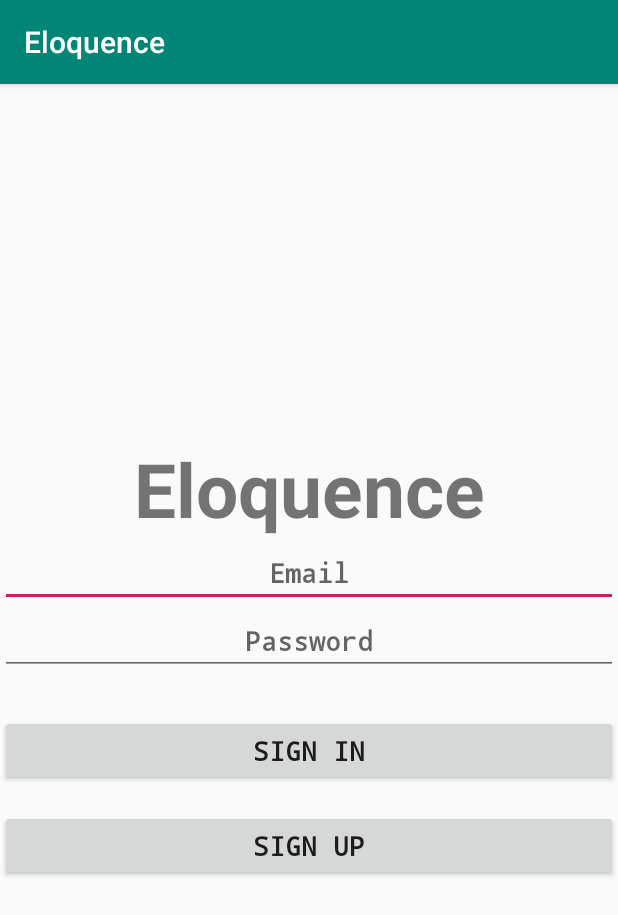
After one commit to mie324/Eloquence, an Android app: the SignIn screen opened directly, with no data from a screen before it, on a phone screen of 412 x 824 dp. The commit adds this screen. Shown: the top 915 px of the screen. Run offline under Robolectric (Android 15) with nearby library versions, the phone set to English and light mode, and no system bars; our stand-ins replace Firebase (no records; nobody signed in at launch, a user with empty details on screens opened directly).

Commit message:
Login Page Added

```diff
--- a/app/src/main/AndroidManifest.xml
+++ b/app/src/main/AndroidManifest.xml
@@ -18,6 +18,7 @@
                 <category android:name="android.intent.category.LAUNCHER" />
             </intent-filter>
         </activity>
+        <activity android:name=".SignUp" />
         <activity android:name=".SignIn"></activity>
     </application>
 
--- /dev/null
+++ b/app/src/main/java/com/example/urmi/eloquence/SignIn.java
@@ -0,0 +1,46 @@
+package com.example.urmi.eloquence;
+
+import android.support.v7.app.AppCompatActivity;
+import android.os.Bundle;
+import android.view.View;
+import android.widget.AutoCompleteTextView;
+import android.widget.Button;
+import android.widget.EditText;
+
+import com.google.firebase.auth.FirebaseAuth;
+
+public class SignIn extends AppCompatActivity {
+
+    private static final String TAG = "Sign In";
+    String email;
+    String password;
+
+    // UI references.
+    private AutoCompleteTextView mEmailView;
+    private EditText mPasswordView;
+    private View mProgressView;
+    private View mLoginFormView;
+
+    private FirebaseAuth auth;
+
+
+    @Override
+    protected void onCreate(Bundle savedInstanceState) {
+        super.onCreate(savedInstanceState);
+        setContentView(R.layout.activity_sign_in);
+
+        auth = FirebaseAuth.getInstance();
+
+        // Set up the login form.
+        mEmailView = (AutoCompleteTextView) findViewById(R.id.login_email1);
+        mPasswordView = (EditText) findViewById(R.id.login_password);
+        Button SignInButton = (Button) findViewById(R.id.login_signin_btn);
+        Button SignUpButton = (Button) findViewById(R.id.loginpg_register_btn);
+
+        email = mEmailView.getText().toString();
+        password = mPasswordView.getText().toString();
+
+
+
+    }
+}
--- a/app/src/main/java/com/example/urmi/eloquence/SignUp.java
+++ b/app/src/main/java/com/example/urmi/eloquence/SignUp.java
@@ -168,7 +168,6 @@ public class SignUp extends AppCompatActivity {
             return;
         }
 
-
         Log.d(TAG, "createUserWithEmail:part 1 ----------------------------");
 
         auth.createUserWithEmailAndPassword(email, password)
--- /dev/null
+++ b/app/src/main/res/layout/activity_sign_in.xml
@@ -0,0 +1,97 @@
+<?xml version="1.0" encoding="utf-8"?>
+<LinearLayout xmlns:android="http://schemas.android.com/apk/res/android"
+    xmlns:tools="http://schemas.android.com/tools"
+    android:layout_width="match_parent"
+    android:layout_height="match_parent"
+    android:gravity="center"
+    android:orientation="vertical"
+    tools:context=".SignIn">
+
+    <!-- Login progress -->
+    <ProgressBar
+        android:id="@+id/login_progress"
+        style="?android:attr/progressBarStyleLarge"
+        android:layout_width="wrap_content"
+        android:layout_height="wrap_content"
+        android:layout_marginBottom="8dp"
+        android:visibility="gone" />
+
+    <TextView
+        android:id="@+id/appname"
+        android:layout_width="match_parent"
+        android:layout_height="wrap_content"
+        android:lineSpacingExtra="30sp"
+        android:text="@string/app_name"
+        android:textAlignment="center"
+        android:textSize="50sp"
+        android:textStyle="bold" />
+
+    <ScrollView
+        android:id="@+id/login_form"
+        android:layout_width="match_parent"
+        android:layout_height="117dp">
+
+        <LinearLayout
+            android:id="@+id/email_login_form"
+            android:layout_width="match_parent"
+            android:layout_height="wrap_content"
+            android:orientation="vertical">
+
+            <AutoCompleteTextView
+                android:id="@+id/login_email1"
+                android:layout_width="match_parent"
+                android:layout_height="wrap_content"
+                android:fontFamily="monospace"
+                android:hint="@string/email"
+                android:inputType="textEmailAddress"
+                android:lineSpacingExtra="0sp"
+                android:maxLines="1"
+                android:singleLine="true"
+                android:textAlignment="center"
+                android:textStyle="bold" />
+
+
+            <EditText
+                android:id="@+id/login_password"
+                android:layout_width="match_parent"
+                android:layout_height="match_parent"
+                android:fontFamily="monospace"
+                android:hint="@string/password"
+                android:imeActionId="6"
+                android:imeActionLabel="@string/password"
+                android:imeOptions="actionUnspecified"
+                android:inputType="textPassword"
+                android:maxLines="1"
+                android:singleLine="true"
+                android:textAlignment="center"
+                android:textAllCaps="false"
+                android:textStyle="bold" />
+
+
+        </LinearLayout>
+    </ScrollView>
+
+    <Button
+        android:id="@+id/login_signin_btn"
+        android:layout_width="match_parent"
+        android:layout_height="47dp"
+        android:fontFamily="monospace"
+        android:lineSpacingExtra="24sp"
+        android:text="@string/action_sign_in"
+        android:textAlignment="center"
+        android:textSize="18sp"
+        android:textStyle="bold" />
+
+    <Button
+        android:id="@+id/loginpg_register_btn"
+        style="?android:attr/buttonStyle"
+        android:layout_width="match_parent"
+        android:layout_height="47dp"
+        android:layout_marginTop="16dp"
+        android:fontFamily="monospace"
+        android:text="@string/action_register"
+        android:textAlignment="center"
+        android:textSize="18sp"
+        android:textStyle="bold" />
+
+</LinearLayout>
--- a/app/src/main/res/layout/activity_signin.xml
+++ b/app/src/main/res/layout/activity_signup.xml
@@ -6,7 +6,7 @@
     android:gravity="center"
     android:orientation="vertical"
     android:padding="10dp"
-    tools:context=".SignIn">
+    tools:context=".SignUp">
 
     <ScrollView
         android:layout_width="match_parent"
@@ -88,19 +88,6 @@
                 android:textSize="20sp"
                 android:textStyle="bold" />
 
-
-            <Button
-            android:id="@+id/loginpage_btn"
-            android:layout_width="match_parent"
-            android:layout_height="wrap_content"
-            android:layout_marginTop="30dp"
-
-            android:fontFamily="monospace"
-            android:text="Register"
-            android:textAlignment="center"
-            android:textSize="18sp"
-            android:textStyle="bold" />
-
             <Button
                 android:id="@+id/registerpage_btn"
                 android:layout_width="match_parent"
--- a/app/src/main/res/values/strings.xml
+++ b/app/src/main/res/values/strings.xml
@@ -7,4 +7,10 @@
     <string name="password">Password</string>
     <string name="username">Username</string>
     <string name="hearing_loss">Describe about Hearing Problems if Any</string>
+    <string name="error_field_required">Field Required</string>
+    <string name="error_invalid_email">Invalid Email</string>
+    <string name="error_not_match">Password not matched</string>
+    <string name="error_invalid_password">Password should be minimum 6 characters!</string>
+    <string name="action_sign_in">Sign In</string>
+    <string name="action_register">Sign Up</string>
 </resources>
```
